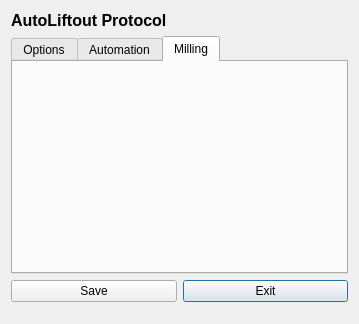
Phaips/autoliftout, file liftout/gui/qtdesigner_files/AutoLiftoutProtocolUI.ui: the form before one commit.
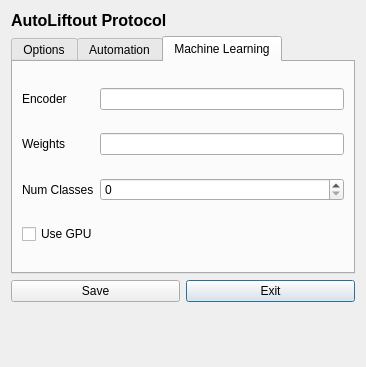
The form after the commit. The open tabs and pages were chosen to show the change.

The edit to the form file:
```diff
--- a/liftout/gui/qtdesigner_files/AutoLiftoutProtocolUI.ui
+++ b/liftout/gui/qtdesigner_files/AutoLiftoutProtocolUI.ui
@@ -6,8 +6,8 @@
    <rect>
     <x>0</x>
     <y>0</y>
-    <width>359</width>
-    <height>324</height>
+    <width>366</width>
+    <height>367</height>
    </rect>
   </property>
   <property name="maximumSize">
@@ -178,8 +178,47 @@
      </widget>
      <widget class="QWidget" name="tab_milling">
       <attribute name="title">
-       <string>Milling</string>
+       <string>Machine Learning</string>
       </attribute>
+      <layout class="QGridLayout" name="gridLayout_4">
+       <item row="1" column="1">
+        <widget class="QLineEdit" name="lineEdit_ml_weights"/>
+       </item>
+       <item row="2" column="1">
+        <widget class="QSpinBox" name="spinBox_ml_num_classes"/>
+       </item>
+       <item row="0" column="0">
+        <widget class="QLabel" name="label_ml_encoder">
+         <property name="text">
+          <string>Encoder</string>
+         </property>
+        </widget>
+       </item>
+       <item row="1" column="0">
+        <widget class="QLabel" name="label_ml_weights">
+         <property name="text">
+          <string>Weights</string>
+         </property>
+        </widget>
+       </item>
+       <item row="0" column="1">
+        <widget class="QLineEdit" name="lineEdit_ml_encoder"/>
+       </item>
+       <item row="2" column="0">
+        <widget class="QLabel" name="label_ml_num_classes">
+         <property name="text">
+          <string>Num Classes</string>
+         </property>
+        </widget>
+       </item>
+       <item row="3" column="0" colspan="2">
+        <widget class="QCheckBox" name="checkBox_ml_gpu">
+         <property name="text">
+          <string>Use GPU</string>
+         </property>
+        </widget>
+       </item>
+      </layout>
      </widget>
     </widget>
    </item>
```
Left out of the diff: 4 changed lines with no effect on the pictures.
